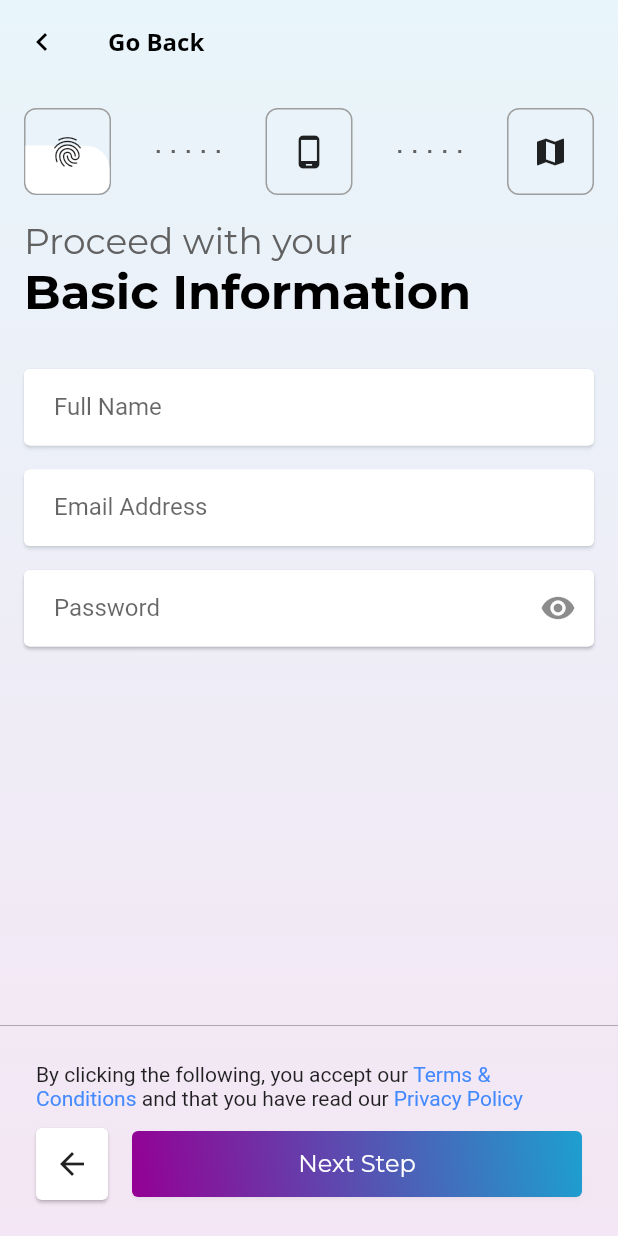
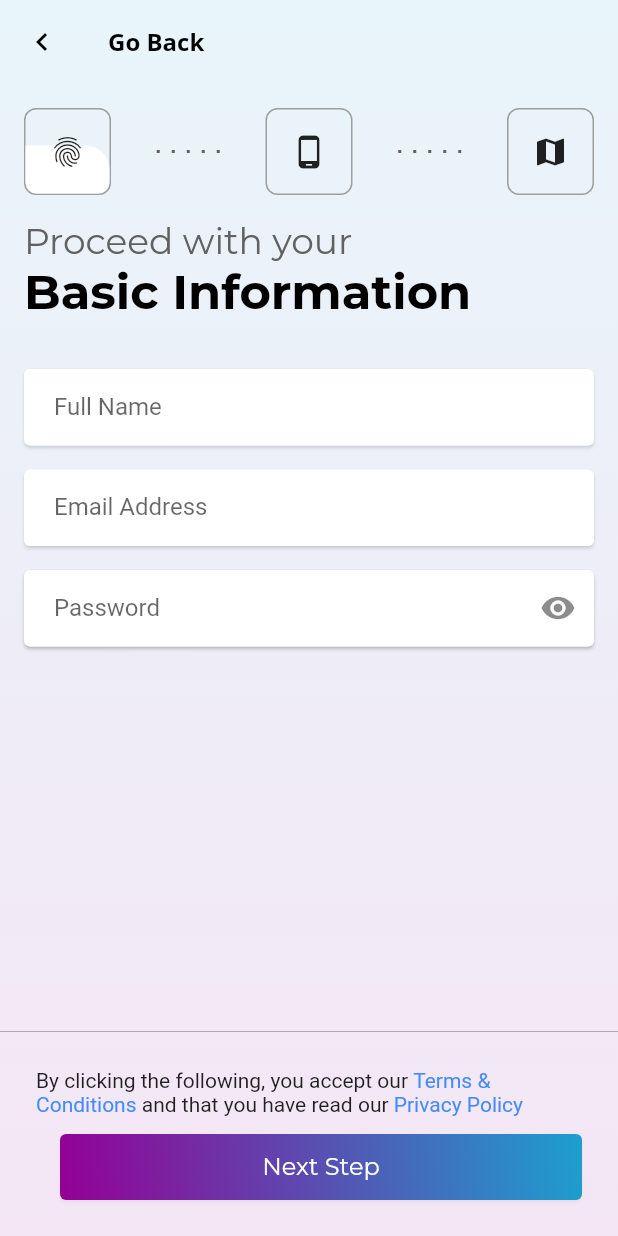
Before and after one commit to YounglingsByteCare/bytecare_mobile, a Flutter app: the RegistrationScreen screen opened by its route, on a phone screen of 412 x 824 dp. Run offline on Flutter 3.47's test engine with Material 2 defaults, Android fonts, the phone set to English and light mode, and no system bars; our stand-ins replace google_fonts, im_stepper; missing offline and left inert: dart:ffi, ms_undraw.

Commit message:
Only show  button if beyond first step.

```diff
--- a/lib/screens/registration_screen.dart
+++ b/lib/screens/registration_screen.dart
@@ -126,7 +126,8 @@ class _RegistrationScreenState extends State<RegistrationScreen> {
                   SizedBox(height: 12.0),
                   Row(
                     children: [
-                      GradientButton(
+                      _activeStep > 0
+                          ? GradientButton(
                               onPressed: () {
                                 if (_activeStep > 0) {
                                   _activeStep--;
@@ -146,7 +147,8 @@ class _RegistrationScreenState extends State<RegistrationScreen> {
                                 horizontal: 12.0,
                               ),
                               child: Icon(Icons.arrow_back),
-                      ),
+                            )
+                          : Container(),
                       SizedBox(width: 16.0),
                       Flexible(
                         flex: 3,
```
Lines whose indentation alone changed are shown as unchanged.
